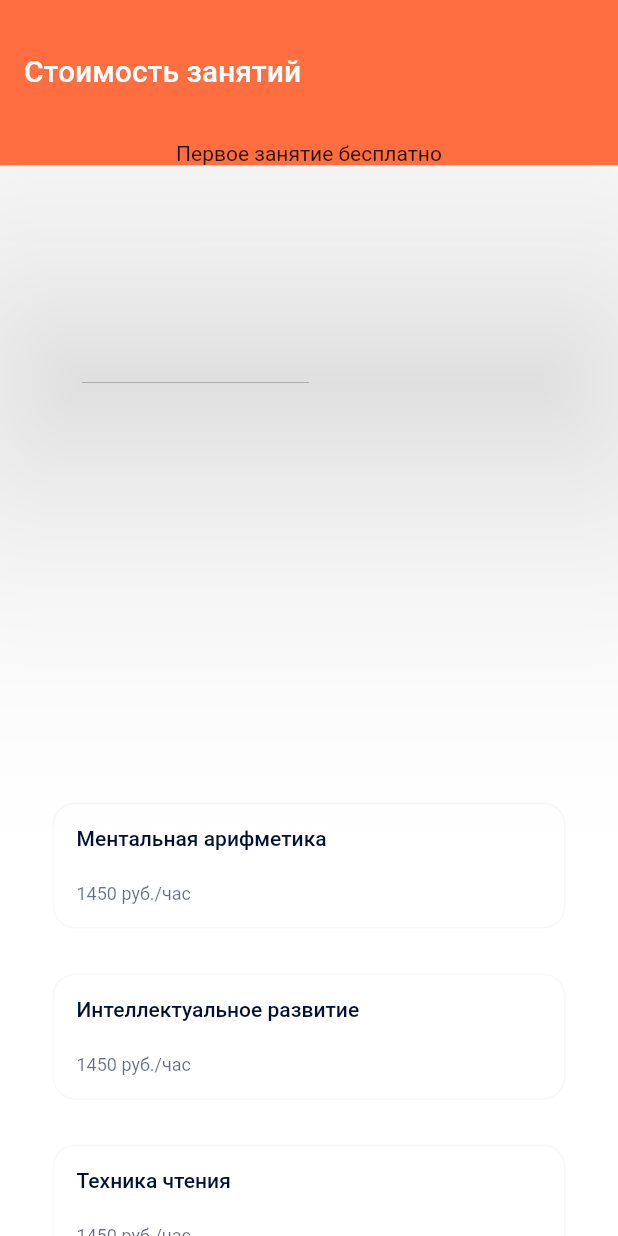
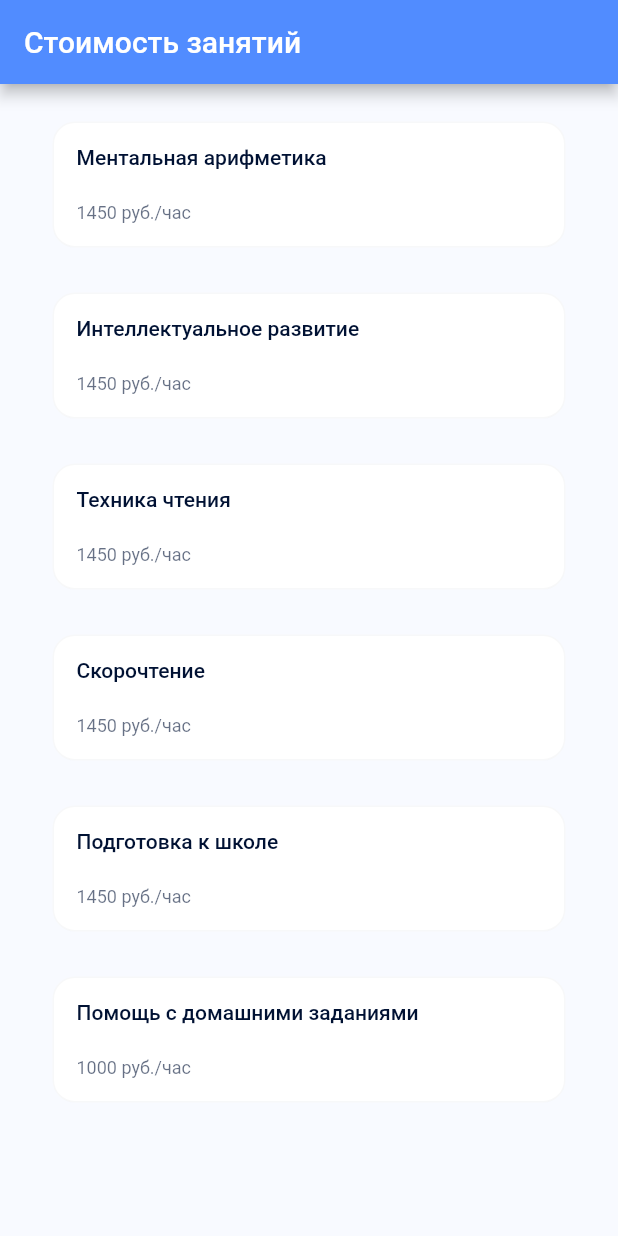
Before and after one commit to abigotado/Intellect_MO, a Flutter app: the screen it shows after launch, on a phone screen of 412 x 824 dp. Run offline on Flutter 3.47's test engine with Material 2 defaults, Android fonts, the phone set to English and light mode, and no system bars.

Commit message:
Basic point

```diff
--- a/lib/main.dart
+++ b/lib/main.dart
@@ -21,30 +21,18 @@ class MyApp extends StatelessWidget {
   Widget build(BuildContext context) {
     return MaterialApp(
       home: Scaffold(
-        backgroundColor: Colors.white,
+          backgroundColor: Color.fromRGBO(248, 250, 255, 1),
           body: SafeArea(
             child: ListView.builder(
                 padding: EdgeInsets.all(10),
-              itemCount: priceListItems.length + 1,
+                itemCount: priceListItems.length,
                 itemBuilder: (BuildContext context, int index) {
-                if (index == 0) {
-                  return Container(
-                      color: Colors.white.withOpacity(0.95),
-                      width: 400,
-                      height: 400,
-                      child: Text(""));
-                }
-                int numberOfExtraWidget = 1; // here we have 1 ExtraWidget i.e Container.
-                index = index - numberOfExtraWidget;
                   return PriceItem(value: priceListItems[index]);
                 }),
           ),
           appBar: AppBar(
-          toolbarHeight: 100,
             title: Text("Стоимость занятий"),
-            backgroundColor: Colors.deepOrangeAccent,
-            elevation: 100, bottom: PreferredSize(
-            child: Text("Первое занятие бесплатно"), preferredSize: Size(10, 10)),
+            backgroundColor: Color.fromRGBO(81, 140, 255, 1),
           )),
     );
   }
--- a/lib/widgets/price_item/price_item.dart
+++ b/lib/widgets/price_item/price_item.dart
@@ -13,9 +13,9 @@ class PriceItem extends StatelessWidget {
       margin: EdgeInsets.only(left: 25, top: 15, right: 25, bottom: 15),
       padding: EdgeInsets.all(15),
       decoration: BoxDecoration(
-        borderRadius: BorderRadius.circular(15),
-        color: Colors.white,
-        border: Border.all(width: 1, color: Color.fromRGBO(0, 17, 51, 0.03))
+          borderRadius: BorderRadius.circular(15),
+          color: Colors.white,
+          border: Border.all(width: 1, color: Color.fromRGBO(0, 17, 51, 0.03))
       ),
       child: Column(
         crossAxisAlignment: CrossAxisAlignment.start,
```
Lines whose indentation alone changed are shown as unchanged.
